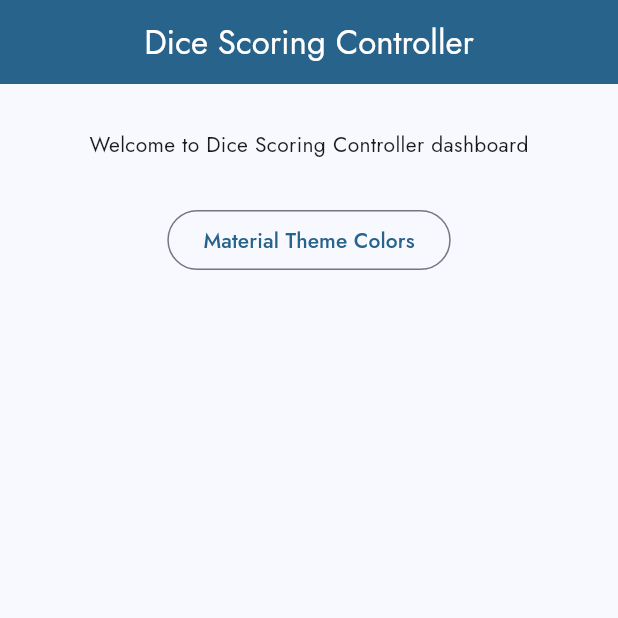
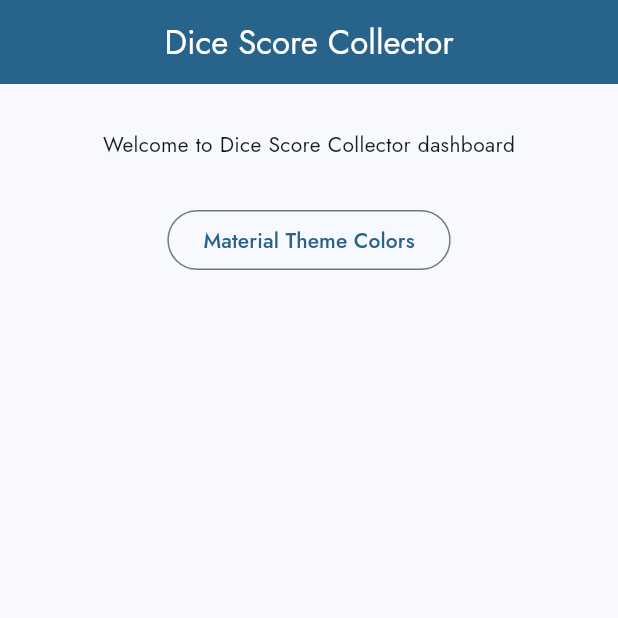
Before and after one commit to nicjud/disco, a Flutter app: the screen it shows after launch, on a phone screen of 412 x 824 dp, the top half of it. Run offline on Flutter 3.47's test engine with Material 3 defaults, Android fonts, the phone set to English and light mode, and no system bars; missing offline and left inert: color_scheme_display.

Commit message:
update dependencies, gitignore, and app name

```diff
--- a/lib/app_details.dart
+++ b/lib/app_details.dart
@@ -2,7 +2,7 @@ import 'package:flutter/material.dart';
 
 class AppDetails {
   static final String appName = "DiSCo";
-  static final String appTitle = "Dice Scoring Controller";
+  static final String appTitle = "Dice Score Collector";
 
   static ThemeData buildTheme(Brightness brightness) {
     final seedColor = Colors.lightBlue;
```
Also changed, not shown: pubspec.lock, 2 other files.
